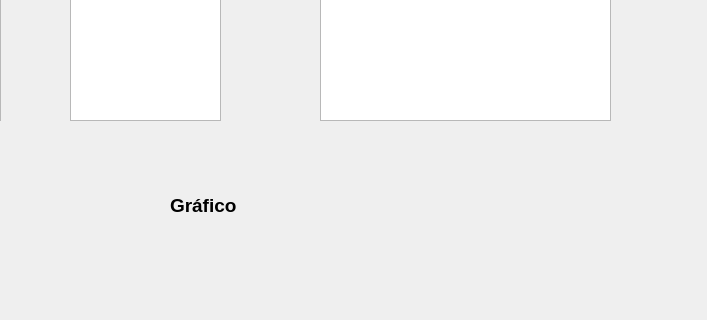
Qt form splinesinterface.ui (ftiago89/numerico-projeto-2) before a commit; both pictures show x 210 to 917 and y 290 to 610 of the 917 by 799 pixel window.
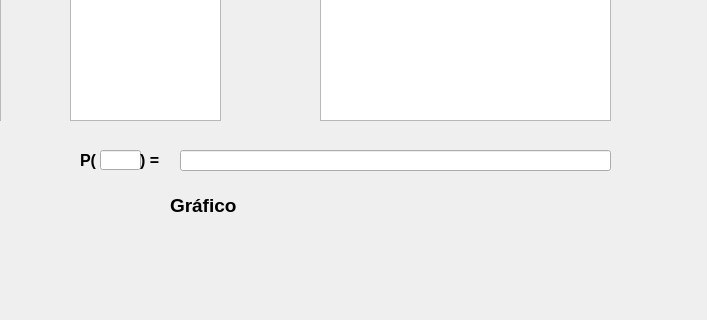
The same form after that commit. Custom widgets are drawn as their Qt base class.

The edit to the form file:
```diff
--- a/splinesinterface.ui
+++ b/splinesinterface.ui
@@ -167,6 +167,66 @@
      </rect>
     </property>
    </widget>
+   <widget class="QLabel" name="labelPx">
+    <property name="geometry">
+     <rect>
+      <x>290</x>
+      <y>440</y>
+      <width>21</width>
+      <height>21</height>
+     </rect>
+    </property>
+    <property name="font">
+     <font>
+      <pointsize>12</pointsize>
+      <weight>75</weight>
+      <bold>true</bold>
+     </font>
+    </property>
+    <property name="text">
+     <string>P(</string>
+    </property>
+   </widget>
+   <widget class="QLineEdit" name="lineEditPx">
+    <property name="geometry">
+     <rect>
+      <x>310</x>
+      <y>440</y>
+      <width>41</width>
+      <height>20</height>
+     </rect>
+    </property>
+   </widget>
+   <widget class="QLabel" name="labelPx_2">
+    <property name="geometry">
+     <rect>
+      <x>350</x>
+      <y>440</y>
+      <width>31</width>
+      <height>21</height>
+     </rect>
+    </property>
+    <property name="font">
+     <font>
+      <pointsize>12</pointsize>
+      <weight>75</weight>
+      <bold>true</bold>
+     </font>
+    </property>
+    <property name="text">
+     <string>) =</string>
+    </property>
+   </widget>
+   <widget class="QLineEdit" name="lineEditPx2">
+    <property name="geometry">
+     <rect>
+      <x>390</x>
+      <y>440</y>
+      <width>431</width>
+      <height>21</height>
+     </rect>
+    </property>
+   </widget>
   </widget>
   <widget class="QMenuBar" name="menubar">
    <property name="geometry">
```
